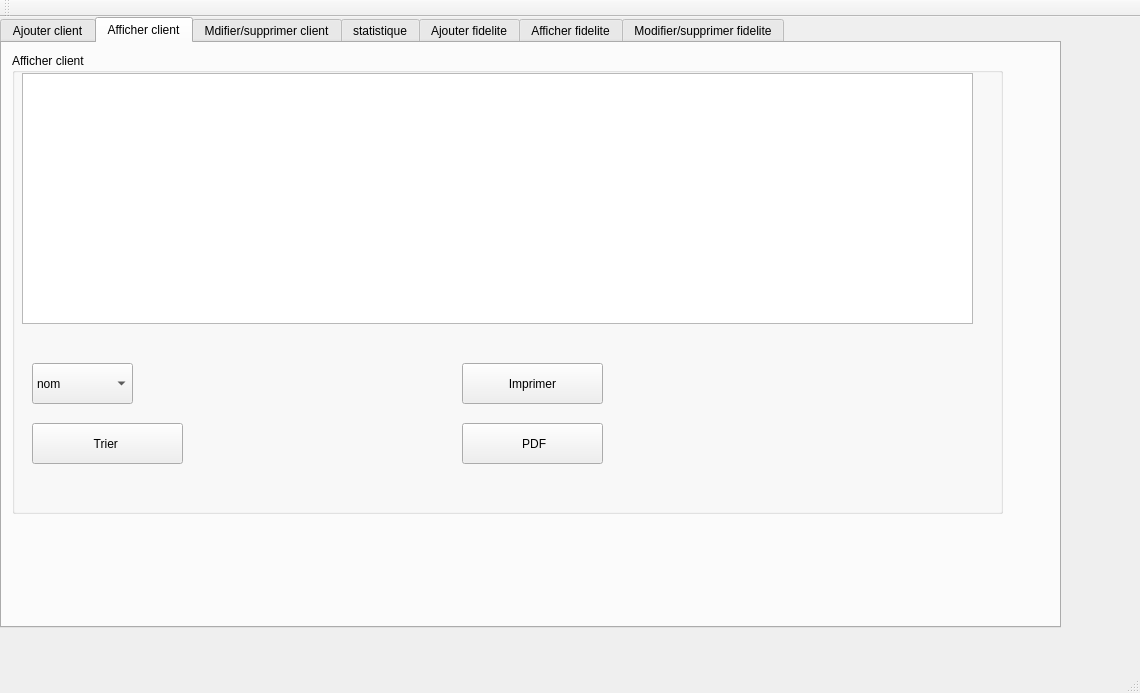
The window that mainwindow.ui (khaledg4g/print-office-c-) describes before a commit, drawn with Qt 5.
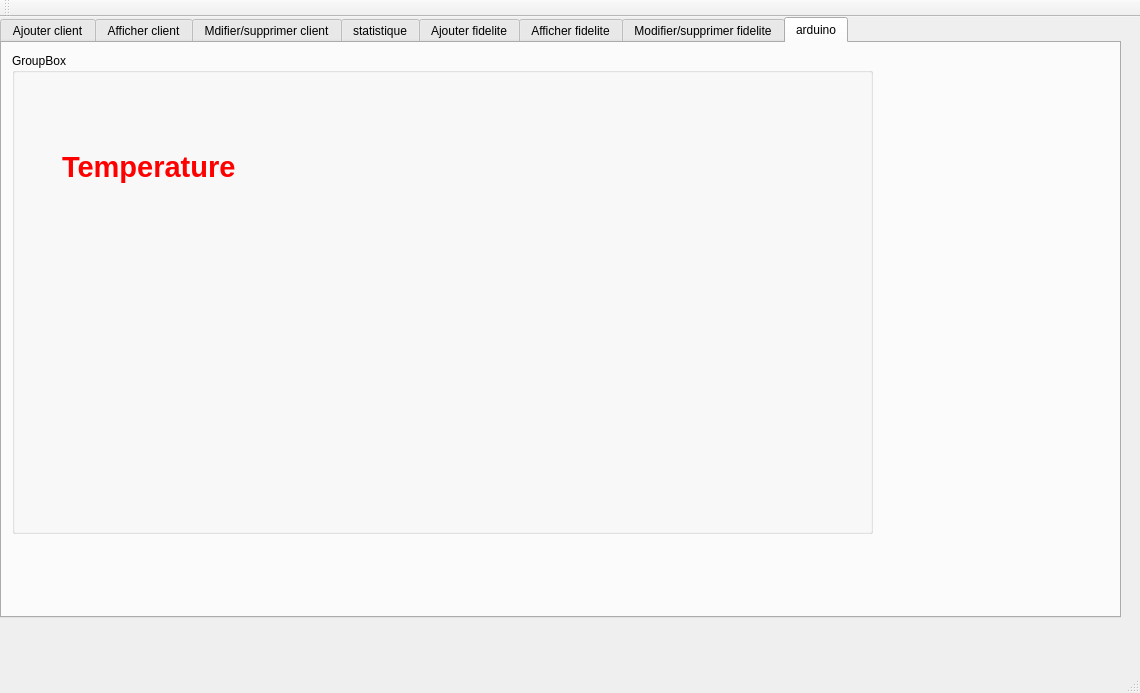
The same window after the commit.

Commit message: ajout de partie arduino

Patch:
```diff
--- a/mainwindow.ui
+++ b/mainwindow.ui
@@ -19,12 +19,12 @@
      <rect>
       <x>0</x>
       <y>0</y>
-      <width>1061</width>
-      <height>611</height>
+      <width>1121</width>
+      <height>601</height>
      </rect>
     </property>
     <property name="currentIndex">
-     <number>1</number>
+     <number>7</number>
     </property>
     <widget class="QWidget" name="tab">
      <attribute name="title">
@@ -503,7 +503,7 @@
        <property name="geometry">
         <rect>
          <x>450</x>
-         <y>370</y>
+         <y>360</y>
          <width>141</width>
          <height>41</height>
         </rect>
@@ -512,7 +512,7 @@
         <string notr="true">font: 12pt &quot;MS Shell Dlg 2&quot;;</string>
        </property>
        <property name="text">
-        <string> PDF</string>
+        <string>PDF</string>
        </property>
       </widget>
      </widget>
@@ -1300,6 +1300,52 @@
       </widget>
      </widget>
     </widget>
+    <widget class="QWidget" name="tab_8">
+     <attribute name="title">
+      <string>arduino</string>
+     </attribute>
+     <widget class="QLabel" name="label_33">
+      <property name="geometry">
+       <rect>
+        <x>60</x>
+        <y>80</y>
+        <width>241</width>
+        <height>89</height>
+       </rect>
+      </property>
+      <property name="text">
+       <string>&lt;html&gt;&lt;head/&gt;&lt;body&gt;&lt;p&gt;&lt;span style=&quot; font-size:22pt; font-weight:600; color:#ff0000;&quot;&gt;Temperature&lt;/span&gt;&lt;/p&gt;&lt;/body&gt;&lt;/html&gt;</string>
+      </property>
+     </widget>
+     <widget class="QGroupBox" name="groupBox_2">
+      <property name="geometry">
+       <rect>
+        <x>10</x>
+        <y>10</y>
+        <width>861</width>
+        <height>481</height>
+       </rect>
+      </property>
+      <property name="title">
+       <string>GroupBox</string>
+      </property>
+      <widget class="QLabel" name="temp_lcdNumber">
+       <property name="geometry">
+        <rect>
+         <x>340</x>
+         <y>40</y>
+         <width>351</width>
+         <height>161</height>
+        </rect>
+       </property>
+       <property name="text">
+        <string/>
+       </property>
+      </widget>
+     </widget>
+     <zorder>groupBox_2</zorder>
+     <zorder>label_33</zorder>
+    </widget>
    </widget>
   </widget>
   <widget class="QMenuBar" name="menuBar">
```
Left out of the diff: 141 changed lines with no effect on the pictures. The commit also changes 8 other files.
